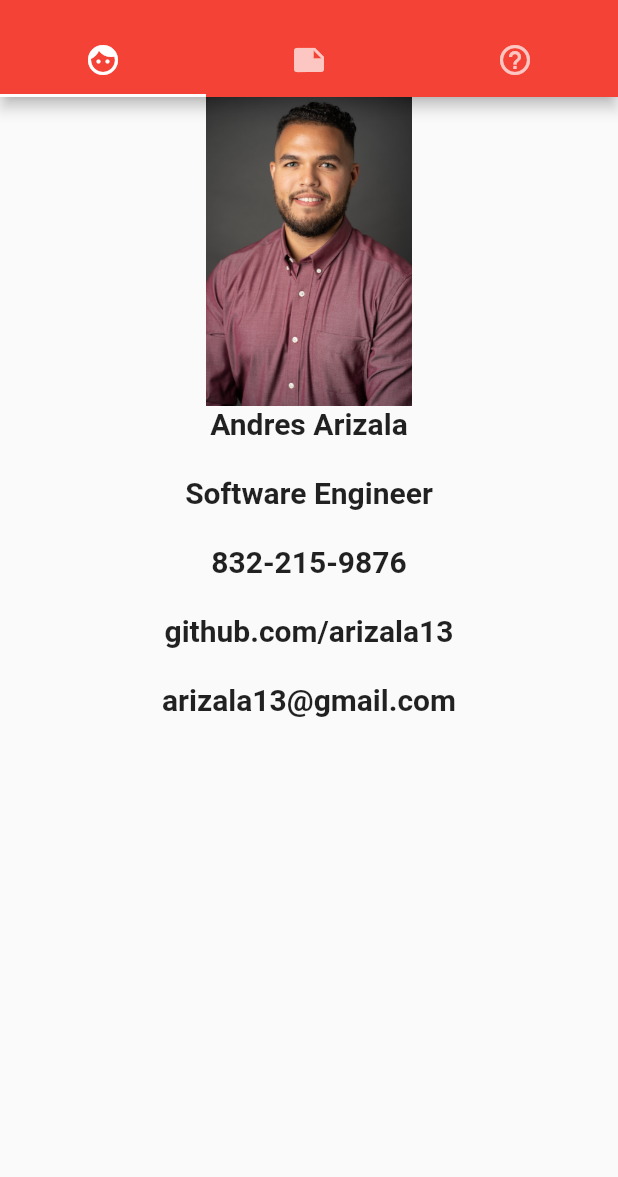
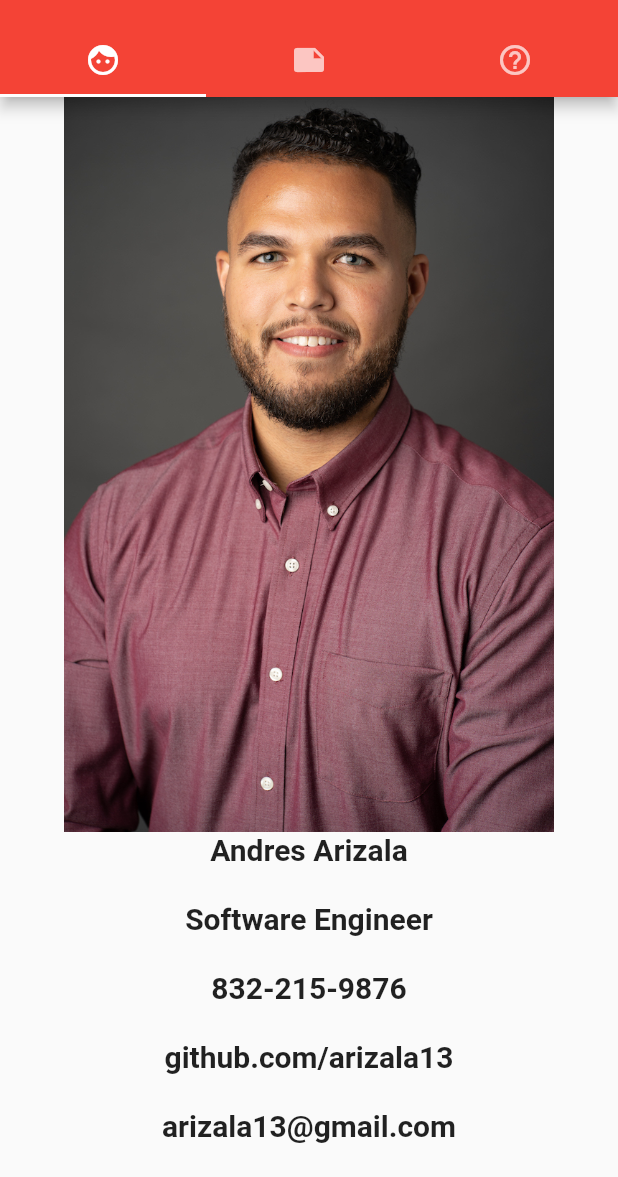
Before and after one commit to arizala13/project_3, a Flutter app: the screen it shows after launch, on a phone screen of 412 x 824 dp, the part 59-1236 px from its top. Run offline on Flutter 3.47's test engine with Material 2 defaults, Android fonts, the phone set to English and light mode, and no system bars; Roboto replaces fonts that are missing (Hind).

Commit message:
Orientation updated - works to specs so far

```diff
--- a/lib/main.dart
+++ b/lib/main.dart
@@ -73,9 +73,10 @@ class _MyHomePageState extends State<MyHomePage> {
             children: [
               Column(
                 children: <Widget>[
-                  AspectRatio(
-                    aspectRatio: 4 /2,
-                    child: Image.asset('assets/Andres-Arizala.jpg')),
+                  Flexible(
+                    child: FittedBox(
+                      child: Image.asset('assets/Andres-Arizala.jpg')),
+                  ),
                    Column(
                     children: <Widget>[
                   Center(
```
